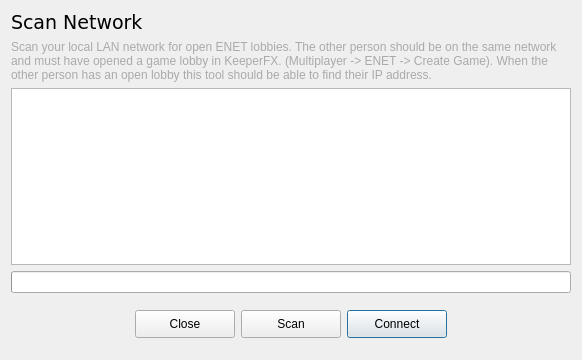
Above: ui/scannetworkdialog.ui from yani/keeperfx-launcher-qt before the change. Below: the same form after it.
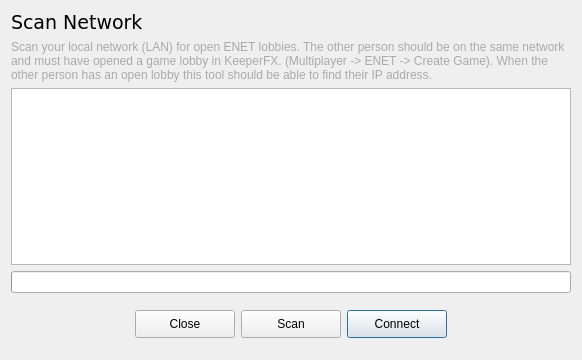
That is the form after the change.

Commit message: add qt strings to translations again and change a translation string

The edit to the form file:
```diff
--- a/ui/scannetworkdialog.ui
+++ b/ui/scannetworkdialog.ui
@@ -38,7 +38,7 @@
 }</string>
      </property>
      <property name="text">
-      <string comment="Information Label">Scan your local LAN network for open ENET lobbies. The other person should be on the same network and must have opened a game lobby in KeeperFX. (Multiplayer -&gt; ENET -&gt; Create Game). When the other person has an open lobby this tool should be able to find their IP address.</string>
+      <string comment="Information Label">Scan your local network (LAN) for open ENET lobbies. The other person should be on the same network and must have opened a game lobby in KeeperFX. (Multiplayer -&gt; ENET -&gt; Create Game). When the other person has an open lobby this tool should be able to find their IP address.</string>
      </property>
      <property name="wordWrap">
       <bool>true</bool>
```
The commit also changes 2 other files.
